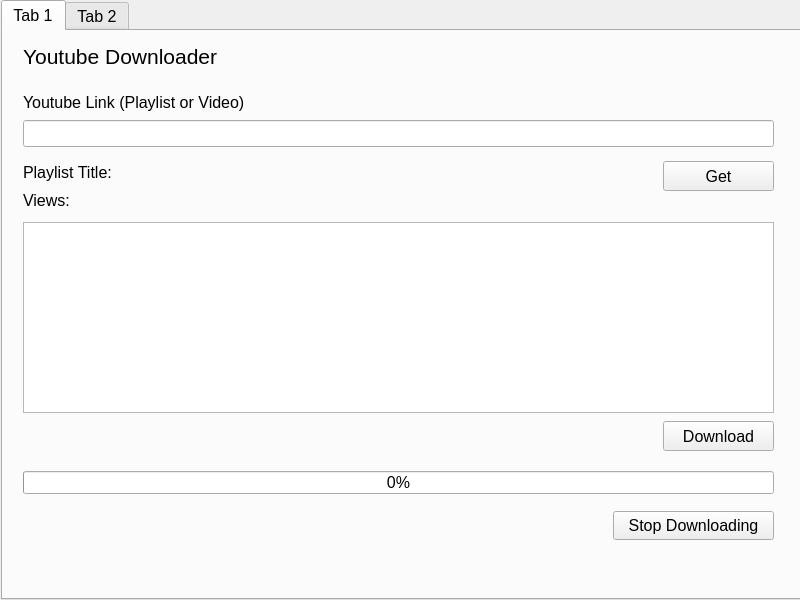
Qt form ui/mainScreen.ui (sint18/yt_video_downloader) before a commit.
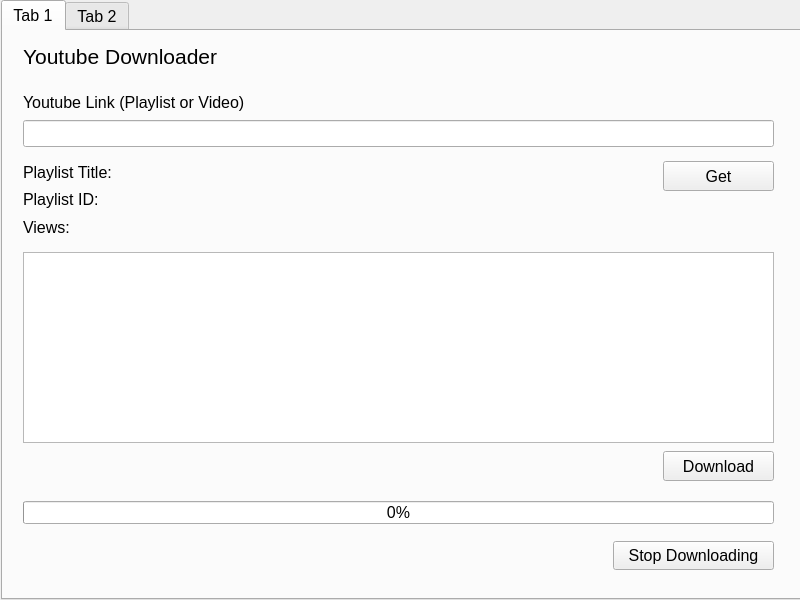
The same form after that commit.

The edit to the form file:
```diff
--- a/ui/mainScreen.ui
+++ b/ui/mainScreen.ui
@@ -85,7 +85,7 @@
       <property name="geometry">
        <rect>
         <x>660</x>
-        <y>390</y>
+        <y>420</y>
         <width>111</width>
         <height>30</height>
        </rect>
@@ -98,7 +98,7 @@
       <property name="geometry">
        <rect>
         <x>20</x>
-        <y>440</y>
+        <y>470</y>
         <width>751</width>
         <height>23</height>
        </rect>
@@ -111,11 +111,14 @@
       <property name="geometry">
        <rect>
         <x>20</x>
-        <y>191</y>
+        <y>221</y>
         <width>751</width>
         <height>191</height>
        </rect>
       </property>
+      <attribute name="horizontalHeaderStretchLastSection">
+       <bool>true</bool>
+      </attribute>
      </widget>
      <widget class="QLabel" name="label_2">
       <property name="geometry">
@@ -140,7 +143,7 @@
       <property name="geometry">
        <rect>
         <x>610</x>
-        <y>480</y>
+        <y>510</y>
         <width>161</width>
         <height>29</height>
        </rect>
@@ -155,7 +158,7 @@
         <x>20</x>
         <y>130</y>
         <width>631</width>
-        <height>50</height>
+        <height>77</height>
        </rect>
       </property>
       <layout class="QVBoxLayout" name="verticalLayout_2">
@@ -166,6 +169,13 @@
          </property>
         </widget>
        </item>
+       <item>
+        <widget class="QLabel" name="playlistIdLabel">
+         <property name="text">
+          <string>Playlist ID:</string>
+         </property>
+        </widget>
+       </item>
        <item>
         <widget class="QLabel" name="viewsLabel">
          <property name="text">
```
